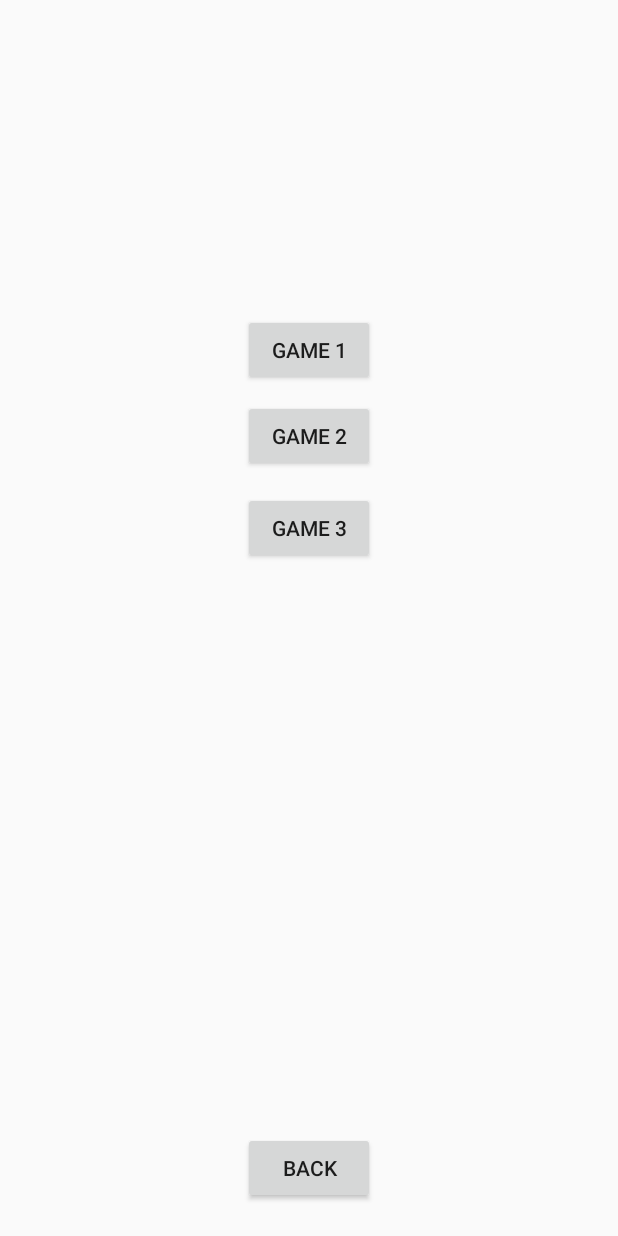
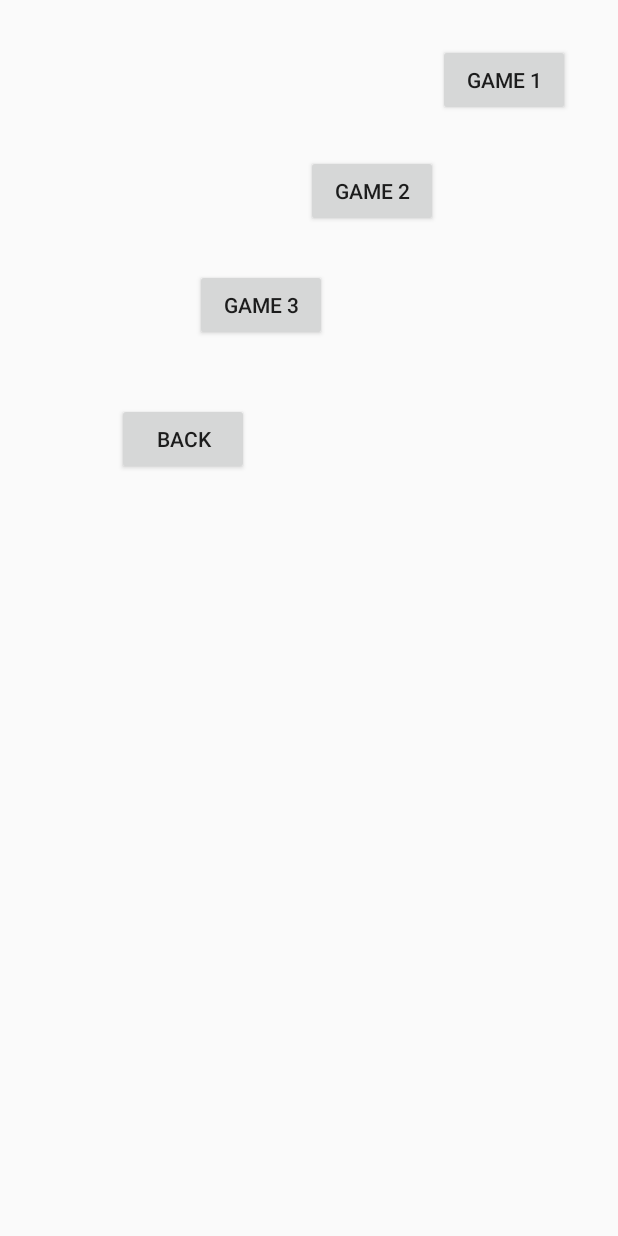
Before and after one commit to Bamskicc204/QuietBook, an Android app: the layout game_menu.xml on its own in the app's theme, with its tools: preview values and no code run, on a phone screen of 412 x 824 dp. Run offline under Robolectric (Android 15) with nearby library versions, the phone set to English and light mode, and no system bars.

Commit message:
Background, status, navigation, dan layout sudah beres

```diff
--- a/app/src/main/AndroidManifest.xml
+++ b/app/src/main/AndroidManifest.xml
@@ -11,7 +11,7 @@
         android:theme="@style/Theme.AppCompat.Light.NoActionBar">
         <activity
             android:name=".MainActivity"
-            android:screenOrientation="portrait">
+            android:screenOrientation="landscape">
             <intent-filter>
                 <action android:name="android.intent.action.MAIN" />
 
@@ -21,7 +21,7 @@
 
         <activity
             android:name=".GameMenu"
-            android:screenOrientation="portrait">
+            android:screenOrientation="landscape">
         </activity>
 
         <activity
--- a/app/src/main/java/com/ceui/quietbook/GameMenu.java
+++ b/app/src/main/java/com/ceui/quietbook/GameMenu.java
@@ -38,7 +38,7 @@ public class GameMenu extends AppCompatActivity{
             public void onClick(View view) {
                 Log.d(TAG, "onClicked: Clicked backButton.");
 
-                //finish();   //kill Game Menu activity, back to Main Activity
+                finish();   //kill Game Menu activity, back to Main Activity
 
                 //method move to Main Activity
                 Intent intent = new Intent(GameMenu.this, MainActivity.class);
@@ -55,6 +55,7 @@ public class GameMenu extends AppCompatActivity{
             public void onClick(View view) {
                 Log.d(TAG, "onClick: Clicked game1Button.");
 
+                finish();
                 Intent intentGame1 = new Intent(GameMenu.this, Game1.class);
                 startActivity(intentGame1);
             }
@@ -65,6 +66,7 @@ public class GameMenu extends AppCompatActivity{
             public void onClick(View view) {
                 Log.d(TAG, "onClick: Clicked game2Button.");
 
+                finish();
                 Intent intentGame2 = new Intent(GameMenu.this, Game2.class);
                 startActivity(intentGame2);
             }
@@ -75,6 +77,7 @@ public class GameMenu extends AppCompatActivity{
             public void onClick(View view) {
                 Log.d(TAG, "onClick: Clicked game3Button.");
 
+                finish();
                 Intent intentGame3 = new Intent(GameMenu.this, Game3.class);
                 startActivity(intentGame3);
             }
--- a/app/src/main/res/layout/game_menu.xml
+++ b/app/src/main/res/layout/game_menu.xml
@@ -6,35 +6,38 @@
         android:id="@+id/game1_button"
         android:layout_width="wrap_content"
         android:layout_height="wrap_content"
+        android:layout_alignParentEnd="true"
         android:layout_alignParentTop="true"
-        android:layout_centerHorizontal="true"
-        android:layout_marginTop="209dp"
+        android:layout_marginEnd="32dp"
+        android:layout_marginTop="29dp"
         android:text="Game 1" />
 
     <Button
         android:id="@+id/game2_button"
         android:layout_width="wrap_content"
         android:layout_height="wrap_content"
-        android:layout_marginTop="9dp"
-        android:text="Game 2"
         android:layout_below="@+id/game1_button"
-        android:layout_alignStart="@+id/game1_button" />
+        android:layout_marginTop="26dp"
+        android:layout_toStartOf="@+id/game1_button"
+        android:text="Game 2" />
 
     <Button
         android:id="@+id/game3_button"
         android:layout_width="wrap_content"
         android:layout_height="wrap_content"
-        android:layout_alignStart="@+id/game2_button"
+        android:layout_alignEnd="@+id/game2_button"
         android:layout_below="@+id/game2_button"
-        android:layout_marginTop="13dp"
+        android:layout_marginEnd="74dp"
+        android:layout_marginTop="28dp"
         android:text="Game 3" />
 
     <Button
         android:id="@+id/back_button"
         android:layout_width="wrap_content"
         android:layout_height="wrap_content"
-        android:layout_alignParentBottom="true"
-        android:layout_alignStart="@+id/game3_button"
-        android:layout_marginBottom="21dp"
+        android:layout_alignParentStart="true"
+        android:layout_below="@+id/game3_button"
+        android:layout_marginStart="78dp"
+        android:layout_marginTop="41dp"
         android:text="Back" />
 </RelativeLayout>
```
Also changed, not shown: app/src/main/java/com/ceui/quietbook/MainActivity.java (+1 -8 lines), app/src/main/res/layout/activity_main.xml (+9 -8 lines).
